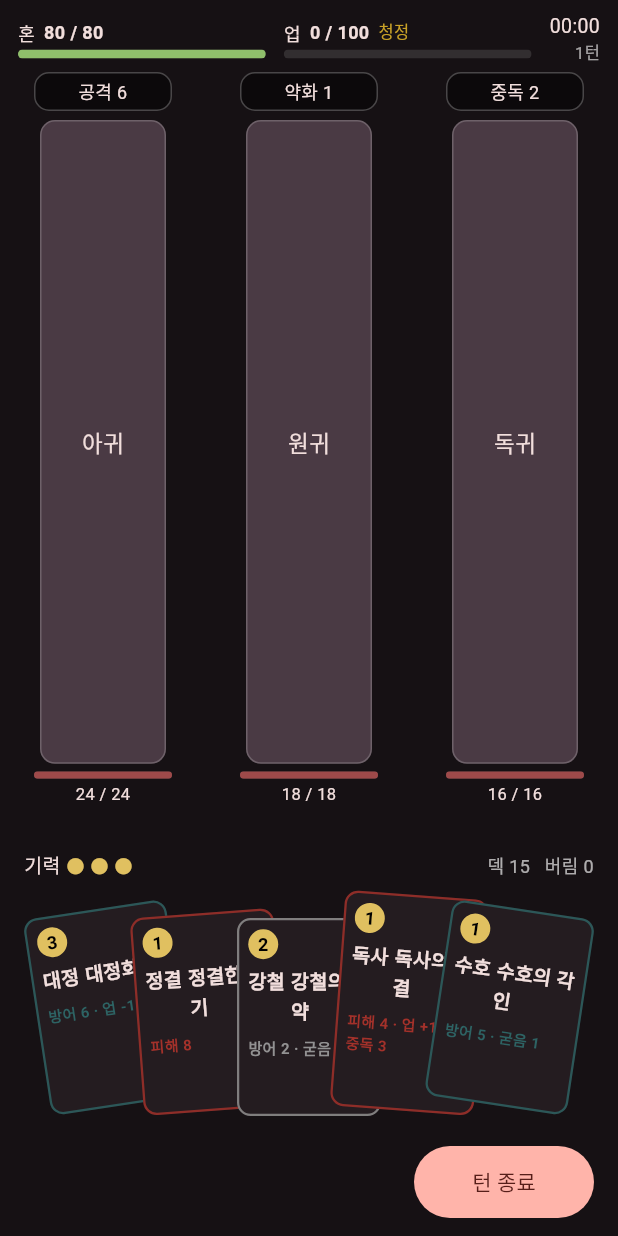
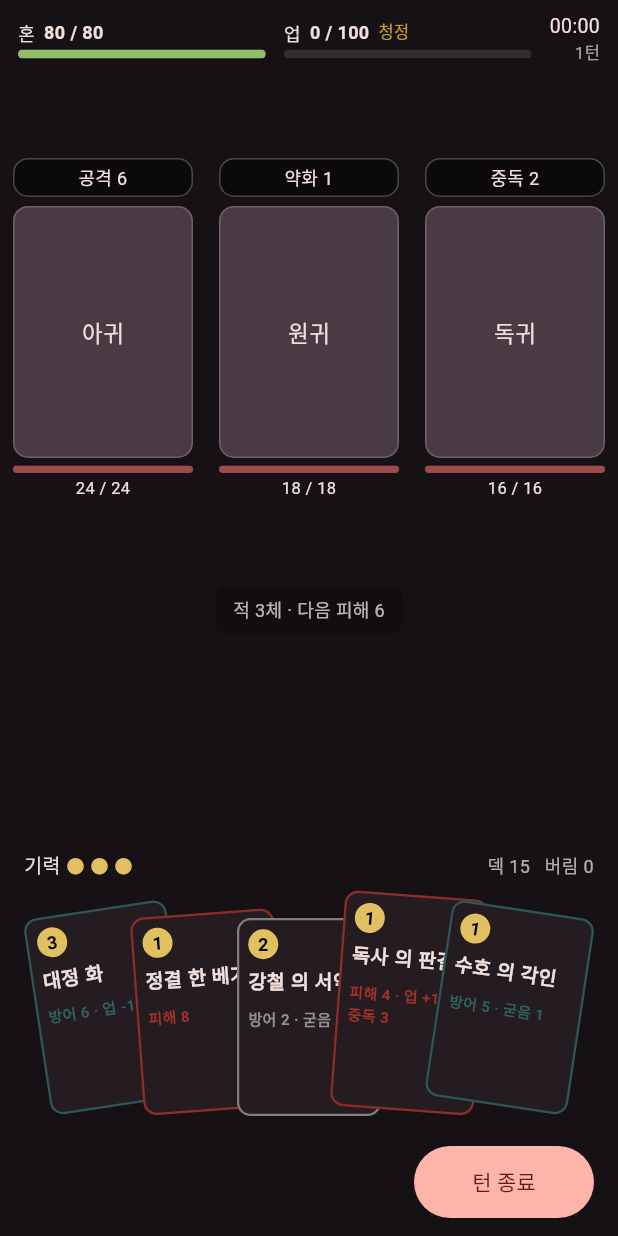
Before and after one commit to GeonhoGit/siwangjeon, a Flutter app: the screen it shows after launch, on a phone screen of 412 x 824 dp. Run offline on Flutter 3.47's test engine with Material 3 defaults, Android fonts, the phone set to English and light mode, and no system bars; our stand-ins replace flutter_riverpod.

Commit message:
fix(ui): 카드 이름과 적 도형 비율을 바로잡는다
임시 적 도형의 왜곡과 중복 이름이 M0 화면 밀도와 카드 판단을 흐리지 않게 한다.

```diff
--- a/lib/ui/combat_screen.dart
+++ b/lib/ui/combat_screen.dart
@@ -34,10 +34,21 @@ const _skillColor = Color(0xFF2E6B6B);
 const _karmaColor = Color(0xFFC9A227);
 const _cardMinimumHeight = 132.0;
 const _cardSecondEffectLineAllowance = 12.0;
-// 예고와 체력 바의 좌우 경계를 맞춰 적의 다음 행동과 생존 상태를 함께 읽는다.
-const _enemyMeterWidth = 92.0;
-// M0 적은 임시 도형이므로, 기존 84dp 최소 크기에서 남는 정보 영역을 채운다.
-const _enemyMinimumBodyExtent = 84.0;
+// 3마리 조우에서도 서로의 도형을 구별할 수 있는 최대 폭이다.
+const _enemyMaximumBodyWidth = 120.0;
+// M0의 임시 도형도 M1 스프라이트가 들어올 자리를 검증해야 한다. 폭보다 40%만
+// 길게 제한해 세로로 약간 긴 인물·귀신 실루엣은 허용하되 기둥이 되지 않게 한다.
+const _enemyMaximumBodyAspectRatio = 1.4;
+
+double _enemyBodyWidthForTextScale(double slotWidth, TextScaler textScaler) {
+  final availableWidth = math.min(_enemyMaximumBodyWidth, slotWidth);
+  // 접근성 글자를 축소하지 않는 대신 임시 도형만 줄여, 좁아진 정보 영역에서도
+  // 예고·체력 수치가 먼저 남게 한다.
+  return math.min(
+    availableWidth,
+    math.max(68, availableWidth / math.max(1, textScaler.scale(1))),
+  );
+}
 
 double _cardReservedMinimumHeight(TextScaler textScaler, int effectCount) =>
     textScaler.scale(
@@ -343,20 +354,32 @@ class _EnemyArea extends StatelessWidget {
 
   @override
   Widget build(BuildContext context) {
+    final showThreatSummary = MediaQuery.textScalerOf(context).scale(1) <= 1.3;
+
     return Column(
       key: const ValueKey('enemy-area'),
+      mainAxisAlignment: MainAxisAlignment.spaceEvenly,
       children: [
-        Expanded(
-          child: Row(
+        Row(
           mainAxisAlignment: MainAxisAlignment.spaceEvenly,
           children: [
             for (var i = 0; i < state.enemies.length; i++)
               if (state.enemies[i].isAlive)
                 Expanded(
-                    child: SizedBox.expand(
+                  child: LayoutBuilder(
+                    builder: (context, constraints) => Align(
+                      alignment: Alignment.topCenter,
                       child: _EnemyView(
                         bodyKey: ValueKey('enemy-body-${state.enemies[i].id}'),
                         enemy: state.enemies[i],
+                        contentWidth: math.min(
+                          _enemyMaximumBodyWidth,
+                          constraints.maxWidth,
+                        ),
+                        bodyWidth: _enemyBodyWidthForTextScale(
+                          constraints.maxWidth,
+                          MediaQuery.textScalerOf(context),
+                        ),
                         intentDamage: previewEnemyDamage(state, i),
                         incoming:
                             selectedCard == null || !selectedCard!.targeted
@@ -371,9 +394,10 @@ class _EnemyArea extends StatelessWidget {
                       ),
                     ),
                   ),
+                ),
           ],
         ),
-        ),
+        if (showThreatSummary) _EnemyThreatSummary(state: state),
         _EventStrip(events: events, state: state),
       ],
     );
@@ -384,6 +408,8 @@ class _EnemyView extends StatelessWidget {
   const _EnemyView({
     required this.bodyKey,
     required this.enemy,
+    required this.contentWidth,
+    required this.bodyWidth,
     required this.intentDamage,
     required this.incoming,
     required this.targeting,
@@ -392,6 +418,8 @@ class _EnemyView extends StatelessWidget {
 
   final Key bodyKey;
   final Enemy enemy;
+  final double contentWidth;
+  final double bodyWidth;
   final int? intentDamage;
   final int? incoming;
   final bool targeting;
@@ -403,14 +431,14 @@ class _EnemyView extends StatelessWidget {
 
     return GestureDetector(
       onTap: onTap,
+      child: SizedBox(
+        width: contentWidth,
         child: Column(
-        mainAxisSize: MainAxisSize.max,
+          mainAxisSize: MainAxisSize.min,
           children: [
             // §3.1 — 다음 행동은 항상 아이콘으로 미리 표시한다.
             // M0은 임시로 글자다.
-          SizedBox(
-            width: _enemyMeterWidth,
-            child: Container(
+            Container(
               alignment: Alignment.center,
               padding: const EdgeInsets.symmetric(horizontal: 8, vertical: 3),
               decoration: BoxDecoration(
@@ -425,16 +453,14 @@ class _EnemyView extends StatelessWidget {
                 style: const TextStyle(fontSize: 12),
               ),
             ),
-          ),
             const SizedBox(height: 6),
 
-          Expanded(
+            SizedBox(
+              width: bodyWidth,
+              child: AspectRatio(
+                aspectRatio: 1 / _enemyMaximumBodyAspectRatio,
+                key: bodyKey,
                 child: Container(
-              key: bodyKey,
-              width: _enemyMinimumBodyExtent,
-              constraints: const BoxConstraints(
-                minHeight: _enemyMinimumBodyExtent,
-              ),
                   decoration: BoxDecoration(
                     color: const Color(0xFF4A3A44),
                     borderRadius: BorderRadius.circular(10),
@@ -463,17 +489,22 @@ class _EnemyView extends StatelessWidget {
                   ),
                 ),
               ),
+            ),
             const SizedBox(height: 5),
 
             SizedBox(
-            width: _enemyMeterWidth,
-            child: ClipRRect(
+              key: ValueKey('enemy-health-${enemy.id}'),
+              child: Column(
+                mainAxisSize: MainAxisSize.min,
+                children: [
+                  ClipRRect(
                     borderRadius: BorderRadius.circular(3),
                     child: LinearProgressIndicator(
                       value: enemy.hp / enemy.maxHp,
                       minHeight: 5,
                       backgroundColor: Colors.white.withValues(alpha: 0.12),
-                valueColor: const AlwaysStoppedAnimation(Color(0xFF9E4A4A)),
+                      valueColor: const AlwaysStoppedAnimation(
+                        Color(0xFF9E4A4A),
                       ),
                     ),
                   ),
@@ -481,6 +512,9 @@ class _EnemyView extends StatelessWidget {
                   Text(
                     '${enemy.hp} / ${enemy.maxHp}',
                     style: const TextStyle(fontSize: 11),
+                  ),
+                ],
+              ),
             ),
 
             if (enemy.block > 0)
@@ -491,6 +525,43 @@ class _EnemyView extends StatelessWidget {
 
             _StatusRow(statuses: enemy.statuses),
           ],
+        ),
+      ),
+    );
+  }
+}
+
+/// 각 적의 예고를 한곳에서 합친다. 피해 규칙은 다시 계산하지 않고 엔진 미리보기만
+/// 읽어, 남는 정보 영역이 다음 턴의 판단 근거가 되게 한다.
+class _EnemyThreatSummary extends StatelessWidget {
+  const _EnemyThreatSummary({required this.state});
+
+  final CombatState state;
+
+  @override
+  Widget build(BuildContext context) {
+    final aliveIndexes = [
+      for (var i = 0; i < state.enemies.length; i++)
+        if (state.enemies[i].isAlive) i,
+    ];
+    final totalIncoming = aliveIndexes.fold(
+      0,
+      (total, index) => total + (previewEnemyDamage(state, index) ?? 0),
+    );
+
+    return Container(
+      key: const ValueKey('enemy-threat-summary'),
+      padding: const EdgeInsets.symmetric(horizontal: 12, vertical: 7),
+      decoration: BoxDecoration(
+        color: Colors.black.withValues(alpha: 0.2),
+        borderRadius: BorderRadius.circular(8),
+      ),
+      child: Text(
+        '적 ${aliveIndexes.length}체 · 다음 피해 $totalIncoming',
+        style: TextStyle(
+          fontSize: 12,
+          color: Colors.white.withValues(alpha: 0.7),
+        ),
       ),
     );
   }
@@ -1156,6 +1227,7 @@ class _CardView extends StatelessWidget {
     final block = previewBlock(state, card);
     final effects = cardEffectLabels(card, damage: damage, block: block);
     final handLabel = handCardLabel(card);
+    final nameRemainder = card.name.substring(handLabel.length);
     final effectLines = [
       effects.take(2).join(' · '),
       if (effects.length > 2) effects.skip(2).join(' · '),
@@ -1222,10 +1294,12 @@ class _CardView extends StatelessWidget {
                     fontWeight: FontWeight.w600,
                   ),
                 ),
+                if (nameRemainder.isNotEmpty) ...[
                   const SizedBox(width: 4),
                   Expanded(
                     child: Text(
-                    card.name,
+                      key: ValueKey('card-hand-name-remainder-${card.id}'),
+                      nameRemainder,
                       maxLines: 2,
                       overflow: TextOverflow.ellipsis,
                       style: const TextStyle(
@@ -1234,6 +1308,7 @@ class _CardView extends StatelessWidget {
                       ),
                     ),
                   ),
+                ],
               ],
             ),
             const SizedBox(height: 8),
```
Also changed, not shown: 1 other file. Lines whose indentation alone changed are shown as unchanged.
